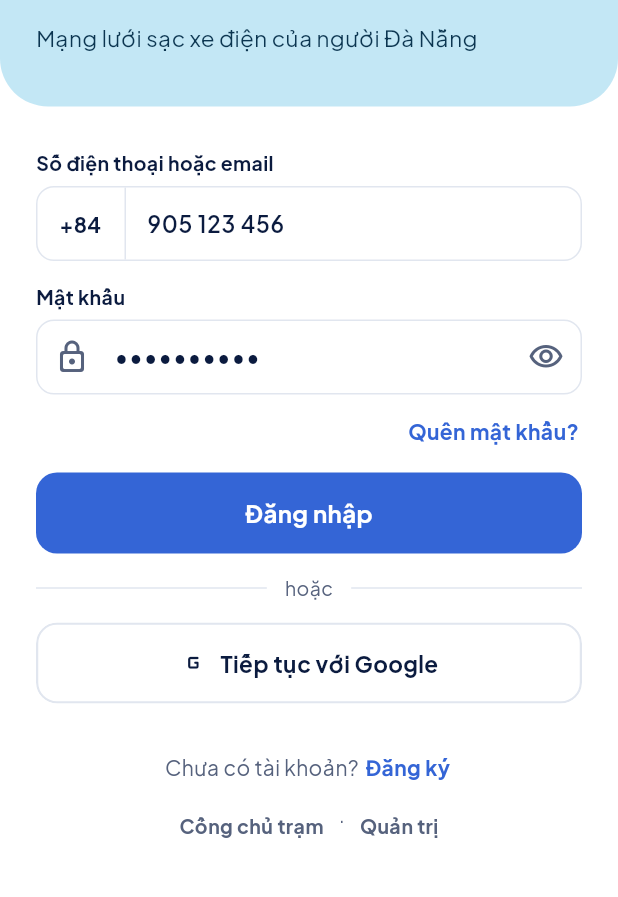
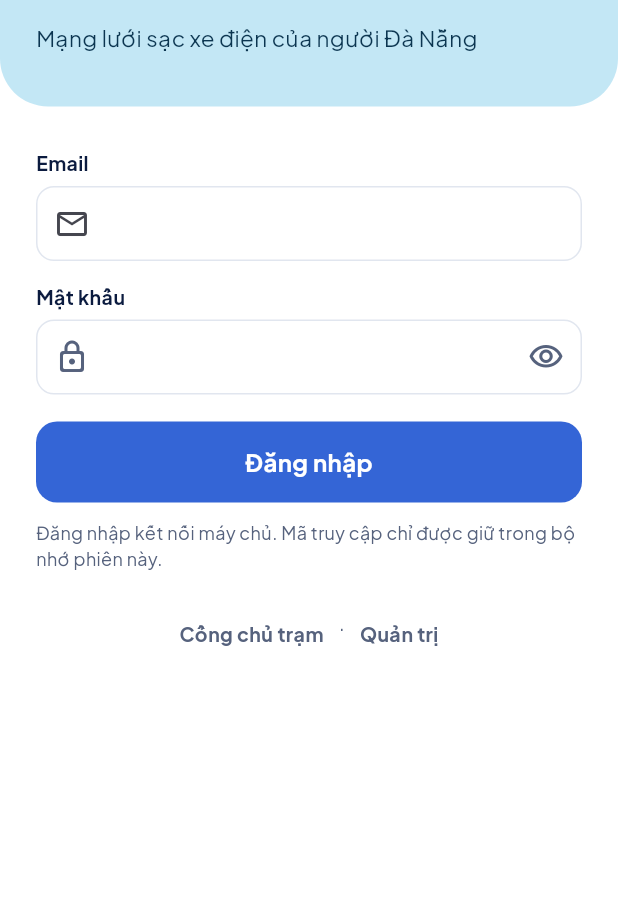
Before and after one commit to monster9k/ev-sharegrid, a Flutter app: the screen it shows after launch, after a tap on "Bỏ qua", on a phone screen of 412 x 824 dp, the part 303-1200 px from its top. Run offline on Flutter 3.47's test engine with Material 3 defaults, Android fonts, the phone set to English and light mode, and no system bars; our stand-ins replace go_router, google_fonts.

Commit message:
feat(auth): nối luồng đăng nhập JWT

```diff
--- a/lib/screens/user/login_screen.dart
+++ b/lib/screens/user/login_screen.dart
@@ -1,19 +1,65 @@
 import 'package:flutter/material.dart';
 import 'package:go_router/go_router.dart';
 
+import '../../data/api.dart';
 import '../../theme.dart';
 import '../../widgets/common.dart';
 import '../../widgets/web_shell.dart';
 
-/// U1 – Đăng nhập: SĐT/email + mật khẩu hoặc Google.
+/// U1 – Đăng nhập bằng thông tin máy chủ; JWT chỉ được giữ trong bộ nhớ.
 class LoginScreen extends StatefulWidget {
   const LoginScreen({super.key});
+
   @override
   State<LoginScreen> createState() => _LoginScreenState();
 }
 
 class _LoginScreenState extends State<LoginScreen> {
+  final _email = TextEditingController();
+  final _password = TextEditingController();
   bool _obscure = true;
+  bool _busy = false;
+  String? _error;
+
+  @override
+  void dispose() {
+    _email.dispose();
+    _password.dispose();
+    super.dispose();
+  }
+
+  Future<void> _login() async {
+    if (_email.text.trim().isEmpty || _password.text.isEmpty) {
+      setState(() => _error = 'Nhập email và mật khẩu để đăng nhập.');
+      return;
+    }
+    setState(() {
+      _busy = true;
+      _error = null;
+    });
+    try {
+      final user = await apiClient.login(
+        email: _email.text.trim(),
+        password: _password.text,
+      );
+      if (!mounted) return;
+      final route = switch (user['role']?.toString().toUpperCase()) {
+        'ADMIN' => '/admin/clusters',
+        'HOST' => '/host/stations',
+        _ => '/home',
+      };
+      context.go(route);
+    } catch (error) {
+      if (!mounted) return;
+      setState(() {
+        _error = error is ApiException
+            ? '${error.message} (HTTP ${error.statusCode})'
+            : 'Không thể đăng nhập tới máy chủ: $error';
+      });
+    } finally {
+      if (mounted) setState(() => _busy = false);
+    }
+  }
 
   @override
   Widget build(BuildContext context) {
@@ -60,30 +106,23 @@ class _LoginScreenState extends State<LoginScreen> {
             child: Column(
               crossAxisAlignment: CrossAxisAlignment.stretch,
               children: [
-                const _Label('Số điện thoại hoặc email'),
-                TextFormField(
-                  initialValue: '905 123 456',
-                  keyboardType: TextInputType.phone,
+                const _Label('Email'),
+                TextField(
+                  controller: _email,
+                  keyboardType: TextInputType.emailAddress,
+                  autofillHints: const [AutofillHints.username],
                   style: AppFonts.body(size: 15, weight: FontWeight.w600),
-                  decoration: InputDecoration(
-                    prefixIcon: Container(
-                      width: 60,
-                      margin: const EdgeInsets.only(right: 10),
-                      alignment: Alignment.center,
-                      decoration: const BoxDecoration(
-                        border: Border(
-                          right: BorderSide(color: AppColors.border),
-                        ),
-                      ),
-                      child: const BoldText('+84', size: 14),
-                    ),
+                  decoration: const InputDecoration(
+                    prefixIcon: Icon(Icons.email_outlined),
                   ),
+                  onSubmitted: (_) => _busy ? null : _login(),
                 ),
                 const Gap(14),
                 const _Label('Mật khẩu'),
-                TextFormField(
-                  initialValue: 'matkhau123',
+                TextField(
+                  controller: _password,
                   obscureText: _obscure,
+                  autofillHints: const [AutofillHints.password],
                   style: AppFonts.body(size: 15, weight: FontWeight.w600),
                   decoration: InputDecoration(
                     prefixIcon: const Icon(
@@ -101,53 +140,42 @@ class _LoginScreenState extends State<LoginScreen> {
                       ),
                     ),
                   ),
+                  onSubmitted: (_) => _busy ? null : _login(),
                 ),
-                Align(
-                  alignment: Alignment.centerRight,
-                  child: Padding(
-                    padding: const EdgeInsets.only(top: 10),
-                    child: LinkText('Quên mật khẩu?', onTap: () {}),
+                if (_error != null) ...[
+                  const Gap(12),
+                  Container(
+                    padding: const EdgeInsets.all(12),
+                    decoration: BoxDecoration(
+                      color: AppColors.redBg,
+                      borderRadius: BorderRadius.circular(12),
+                    ),
+                    child: Text(
+                      _error!,
+                      style: AppFonts.body(size: 13, color: AppColors.red),
+                    ),
                   ),
+                ],
+                if (_busy) ...[
+                  const Gap(12),
+                  const LinearProgressIndicator(minHeight: 3),
+                ],
+                const Gap(18),
+                AppButton(
+                  label: _busy ? 'Đang đăng nhập…' : 'Đăng nhập',
+                  height: 54,
+                  onPressed: _busy ? null : _login,
                 ),
-                const Gap(14),
-                AppButton(
-                  label: 'Đăng nhập',
-                  height: 54,
-                  onPressed: () => context.go('/home'),
-                ),
-                const Gap(14),
-                Row(
-                  children: [
-                    const Expanded(child: Divider(color: AppColors.border)),
-                    Padding(
-                      padding: const EdgeInsets.symmetric(horizontal: 12),
-                      child: MutedText('hoặc'),
-                    ),
-                    const Expanded(child: Divider(color: AppColors.border)),
-                  ],
-                ),
-                const Gap(14),
-                AppButton(
-                  label: 'Tiếp tục với Google',
-                  kind: AppButtonKind.outline,
-                  height: 54,
-                  fontSize: 15,
-                  icon: Icons.g_mobiledata_rounded,
-                  onPressed: () => context.go('/home'),
+                const Gap(12),
+                const MutedText(
+                  'Đăng nhập kết nối máy chủ. Mã truy cập chỉ được giữ trong bộ nhớ phiên này.',
+                  size: 12,
                 ),
                 const Gap(28),
                 Wrap(
                   alignment: WrapAlignment.center,
-                  crossAxisAlignment: WrapCrossAlignment.center,
-                  children: [
-                    MutedText('Chưa có tài khoản? ', size: 14),
-                    LinkText('Đăng ký', onTap: () => context.go('/garage')),
-                  ],
-                ),
-                const Gap(12),
-                Wrap(
-                  alignment: WrapAlignment.center,
                   spacing: 8,
+                  runSpacing: 8,
                   children: [
                     LinkText(
                       'Cổng chủ trạm',
@@ -155,7 +183,7 @@ class _LoginScreenState extends State<LoginScreen> {
                       color: AppColors.muted,
                       onTap: () => context.go('/host/stations'),
                     ),
-                    MutedText('·'),
+                    const MutedText('·'),
                     LinkText(
                       'Quản trị',
                       size: 13,
@@ -176,6 +204,7 @@ class _LoginScreenState extends State<LoginScreen> {
 class _Label extends StatelessWidget {
   const _Label(this.text);
   final String text;
+
   @override
   Widget build(BuildContext context) => Padding(
     padding: const EdgeInsets.only(bottom: 6),
```
